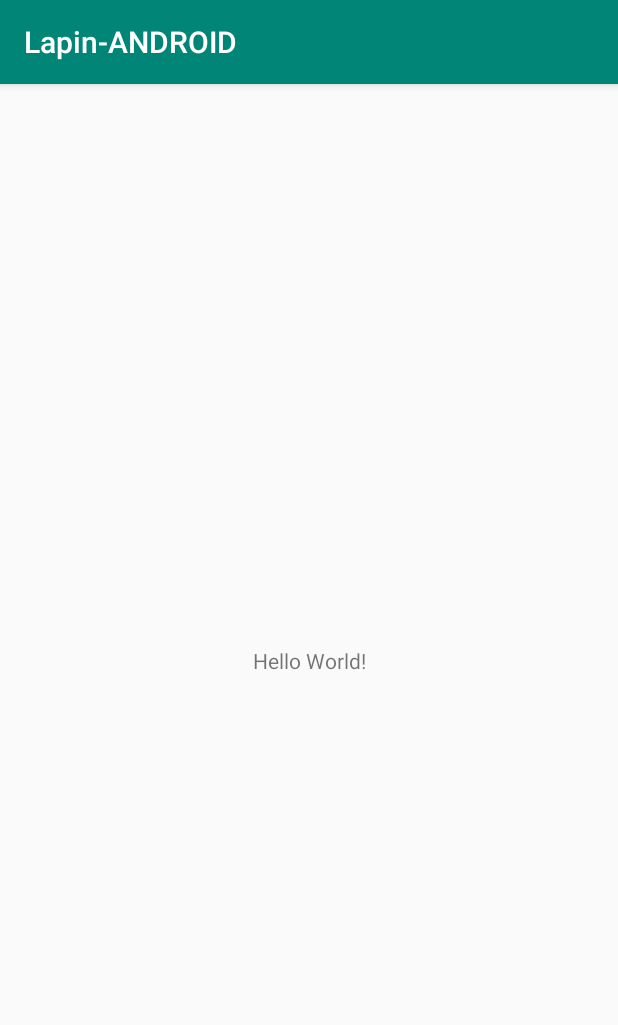
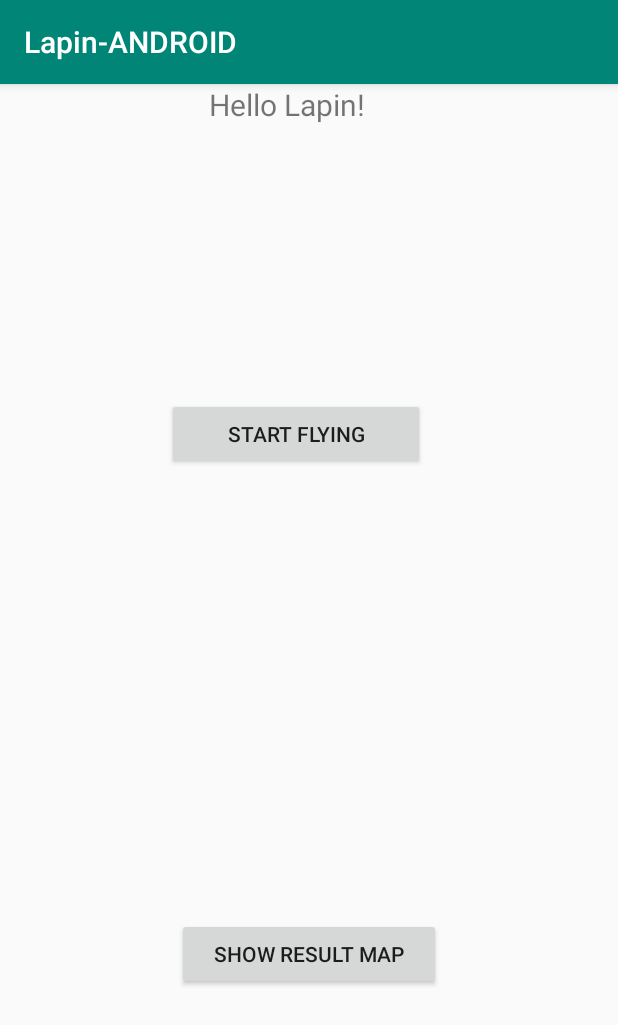
Before and after one commit to ISTIC-M2-ILa-GM/SIT-Groupe-EnAvance, an Android app: the screen it shows after launch (MainActivity), on a phone screen of 412 x 824 dp. Shown: the top 1025 px of the screen. Run offline under Robolectric (Android 15) with nearby library versions, the phone set to English and light mode, and no system bars.

```diff
--- a/mobile/app/src/main/java/lapin/istic/com/lapin_android/MainActivity.java
+++ b/mobile/app/src/main/java/lapin/istic/com/lapin_android/MainActivity.java
@@ -1,13 +1,26 @@
 package lapin.istic.com.lapin_android;
 
+import android.content.Intent;
 import android.support.v7.app.AppCompatActivity;
 import android.os.Bundle;
+import android.view.View;
+import android.widget.Button;
 
 public class MainActivity extends AppCompatActivity {
+    private Button startFlying;
 
     @Override
     protected void onCreate(Bundle savedInstanceState) {
         super.onCreate(savedInstanceState);
         setContentView(R.layout.activity_main);
+        startFlying = (Button) findViewById(R.id.start_flying);
+
+        startFlying.setOnClickListener(new View.OnClickListener() {
+            @Override
+            public void onClick(View v) {
+                Intent intent = new Intent(getBaseContext(), LocationActivity.class);
+                startActivity(intent);
+            }
+        });
     }
 }
--- a/mobile/app/src/main/res/layout/activity_main.xml
+++ b/mobile/app/src/main/res/layout/activity_main.xml
@@ -7,12 +7,44 @@
     tools:context=".MainActivity">
 
     <TextView
-        android:layout_width="wrap_content"
-        android:layout_height="wrap_content"
-        android:text="Hello World!"
-        app:layout_constraintBottom_toBottomOf="parent"
+        android:id="@+id/textView"
+        android:layout_width="293dp"
+        android:layout_height="65dp"
+        android:text="@string/hello"
+        android:textSize="20dp"
+        android:textAlignment="center"
+        app:layout_constraintHorizontal_bias="0.379"
         app:layout_constraintLeft_toLeftOf="parent"
         app:layout_constraintRight_toRightOf="parent"
         app:layout_constraintTop_toTopOf="parent" />
 
+    <Button
+        android:id="@+id/start_flying"
+        android:layout_width="172dp"
+        android:layout_height="wrap_content"
+        android:layout_marginStart="84dp"
+        android:layout_marginTop="144dp"
+        android:layout_marginEnd="8dp"
+
+        android:text="@string/start_flying"
+        app:layout_constraintEnd_toEndOf="parent"
+        app:layout_constraintHorizontal_bias="0.183"
+        app:layout_constraintStart_toStartOf="parent"
+        app:layout_constraintTop_toBottomOf="@+id/textView" />
+
+    <Button
+        android:id="@+id/show_result"
+        android:layout_width="176dp"
+        android:layout_height="wrap_content"
+        android:layout_marginStart="8dp"
+        android:layout_marginTop="8dp"
+        android:layout_marginEnd="8dp"
+        android:layout_marginBottom="164dp"
+        android:text="@string/result"
+        app:layout_constraintBottom_toBottomOf="parent"
+        app:layout_constraintEnd_toEndOf="parent"
+        app:layout_constraintStart_toStartOf="parent"
+        app:layout_constraintTop_toBottomOf="@+id/start_flying"
+        app:layout_constraintVertical_bias="1.0" />
+
 </android.support.constraint.ConstraintLayout>
--- a/mobile/app/src/main/res/values/strings.xml
+++ b/mobile/app/src/main/res/values/strings.xml
@@ -1,3 +1,12 @@
 <resources>
     <string name="app_name">Lapin-ANDROID</string>
+    <string name="hello">Hello Lapin!</string>
+    <string name="result">Show Result Map</string>
+    <string name="start_flying">Start Flying</string>
+    <string name="normal_map">Normal</string>
+    <string name="hybrid_map">Hybrid</string>
+    <string name="satellite_map">Satellite</string>
+    <string name="terrain_map">Terrain</string>
+    <string name="dropped_pin">Dropped in</string>
+    <string name="Open_google_map">Open Google Map</string>
 </resources>
--- a/mobile/build.gradle
+++ b/mobile/build.gradle
@@ -8,6 +8,8 @@ buildscript {
     }
     dependencies {
         classpath 'com.android.tools.build:gradle:3.2.1'
+        classpath 'com.google.gms:google-services:4.2.0'
+
 
 
         // NOTE: Do not place your application dependencies here; they belong
```
Also changed, not shown: mobile/app/build.gradle (+9 -0 lines), mobile/app/src/main/AndroidManifest.xml (+17 -1 lines), mobile/app/src/main/java/lapin/istic/com/lapin_android/LocationActivity.java (added, +122 -0 lines), mobile/app/src/main/res/layout/activity_location.xml (added, +7 -0 lines), mobile/app/src/main/res/menu/menu_options.xml (added, +16 -0 lines).
